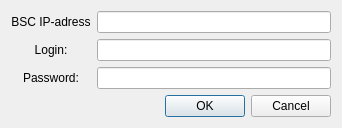
The window that settings.ui (SSemenkin/Report) describes before a commit, drawn with Qt 5.
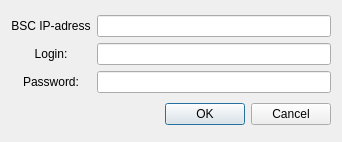
The same window after the commit.

```diff
--- a/settings.ui
+++ b/settings.ui
@@ -7,7 +7,7 @@
     <x>0</x>
     <y>0</y>
     <width>342</width>
-    <height>125</height>
+    <height>142</height>
    </rect>
   </property>
   <property name="windowTitle">
```
